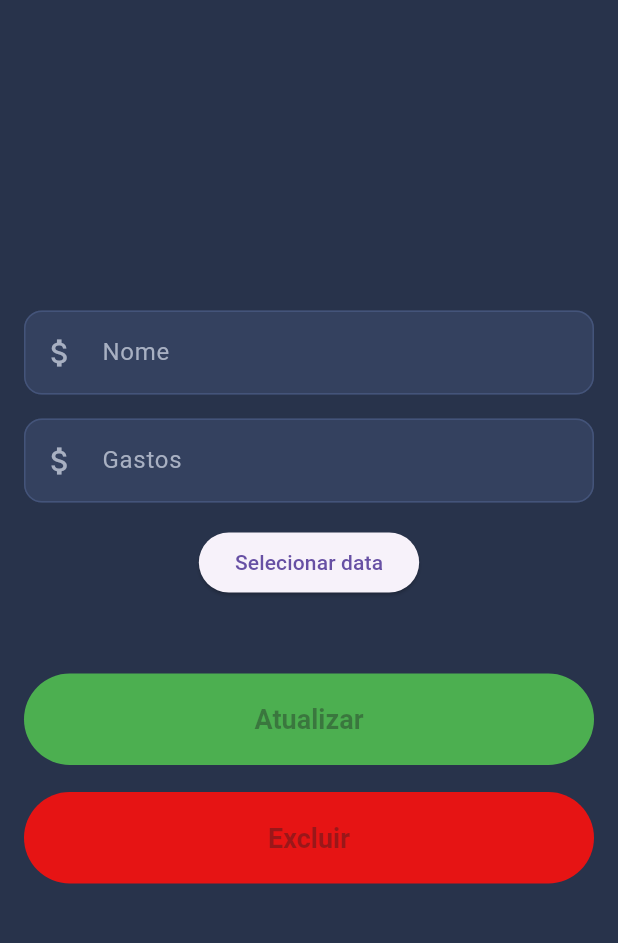
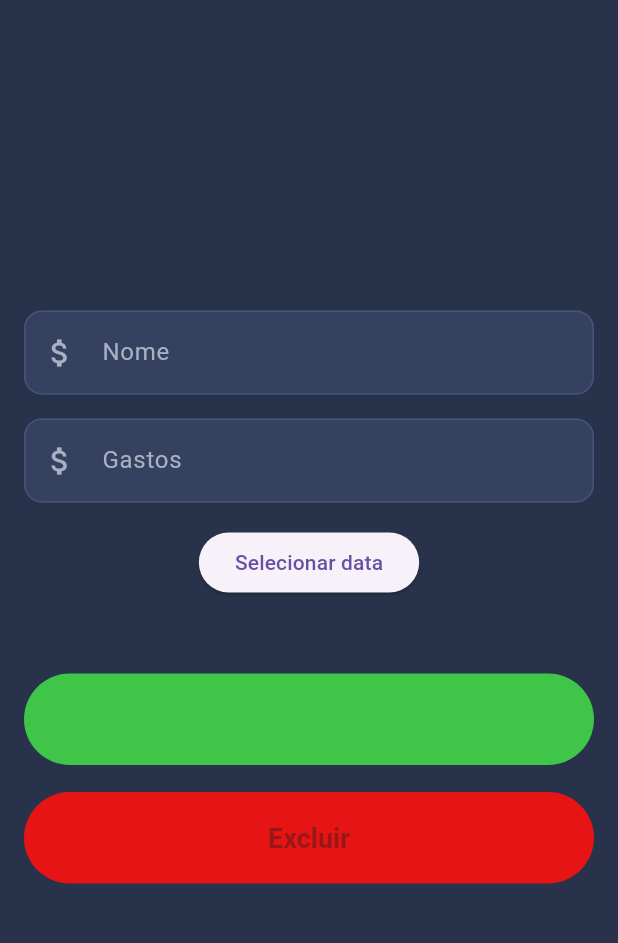
Before and after one commit to Kyra4code/Finance-Controll, a Flutter app: the EditExpenses screen opened directly, on a phone screen of 412 x 824 dp, the part 63-1006 px from its top. Run offline on Flutter 3.47's test engine with Material 3 defaults, Android fonts, the phone set to English and light mode, and no system bars; our stand-ins replace fl_chart.

Commit message:
fix:corrigido o bug de digitacao de letras nao funcionando

```diff
--- a/lib/components/buttons/customButton.dart
+++ b/lib/components/buttons/customButton.dart
@@ -1,13 +1,42 @@
+//Importando pacotes
 import 'package:flutter/material.dart';
+
+//Importando cores
+import '../../assets/style/colors/colors_app.dart';
 
 class CustomButton extends StatelessWidget {
 
-  const CustomButton({super.key});
+  final bool stateTrue;
+  final String title;
+
+  //Arrumar dps <---------------------
+
+  const CustomButton({
+    super.key,
+    required this.stateTrue,
+    required this.title
+  });
 
   Widget build(BuildContext context){
-    return Scaffold(
 
+
+    return Center(
+      child: ElevatedButton(
+        onPressed: null,
+
+        style: ButtonStyle(
+          padding: WidgetStatePropertyAll(EdgeInsets.all(20.0)),
+
+          backgroundColor: stateTrue == true?
+          WidgetStatePropertyAll<Color?>(ColorsApp.color_green):
+          WidgetStatePropertyAll<Color?>(ColorsApp.red),
+
+          textStyle: WidgetStatePropertyAll(TextStyle(fontSize: 18, fontWeight: FontWeight.bold, color: Colors.black)),
+          minimumSize: WidgetStatePropertyAll(Size(double.infinity, 55)),
+        ),
+
+        child: const Text(""),
+      ),
     );
   }
-
 }
--- a/lib/components/textformfield/custom_textform.dart
+++ b/lib/components/textformfield/custom_textform.dart
@@ -28,9 +28,9 @@ class CustomTextform extends StatelessWidget{
       cursorColor: ColorsApp.color_green,
       keyboardType: keyboardType,
       // aceita só dígitos, 1 separador (vírgula ou ponto) e até 2 casas decimais
-      inputFormatters: [
-        FilteringTextInputFormatter.allow(RegExp(r'^\d*[,.]?\d{0,2}')),
-      ],
+      // inputFormatters: [
+      //   FilteringTextInputFormatter.allow(RegExp(r'^\d*[,.]?\d{0,2}')),
+      // ],
       validator: (value) {
         final number = double.tryParse((value ?? '').replaceAll(',', '.'));
         if (number == null || number <= 0) return 'Informe um valor válido';
--- a/lib/pages/manager_money/edit_expenses.dart
+++ b/lib/pages/manager_money/edit_expenses.dart
@@ -3,6 +3,7 @@ import 'package:flutter/material.dart';
 
 //Importando compontentes
 import '../../components/textformfield/custom_textform.dart';
+import '../../components/buttons/customButton.dart';
 
 //Importando cores
 import '../../assets/style/colors/colors_app.dart';
@@ -96,19 +97,10 @@ class EditExpenses extends StatelessWidget {
 
                 const SizedBox(height:50),
 
-                ElevatedButton(
-                  onPressed: null,
-
-                  style: ButtonStyle(
-                    padding: WidgetStatePropertyAll(EdgeInsets.all(20.0)),
-                    backgroundColor: WidgetStatePropertyAll<Color?>(Colors.green),
-                    textStyle: WidgetStatePropertyAll(TextStyle(fontSize: 18, fontWeight: FontWeight.bold, color: Colors.black)),
-                    minimumSize: WidgetStatePropertyAll(Size(double.infinity, 55)),
-
-                    ),
-
-                  child: const Text("Atualizar"),
-                ),
+                CustomButton(
+                  stateTrue: true,
+                  title: "",
+                  ),
 
                 const SizedBox(height: 18),
 
```
